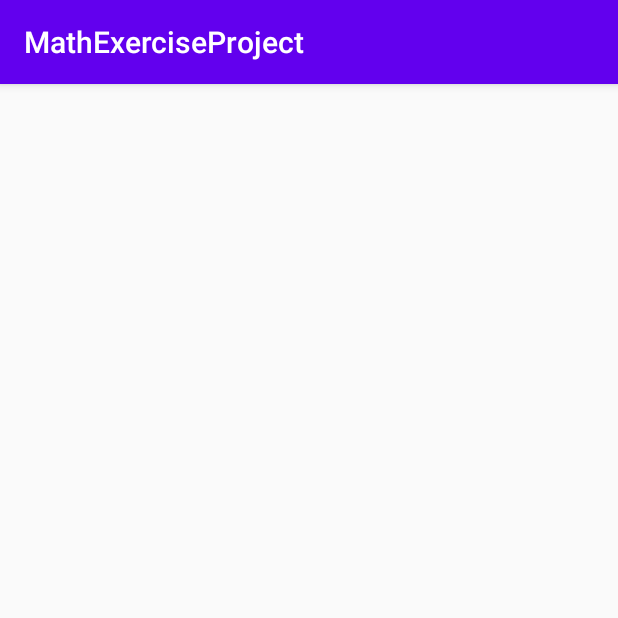
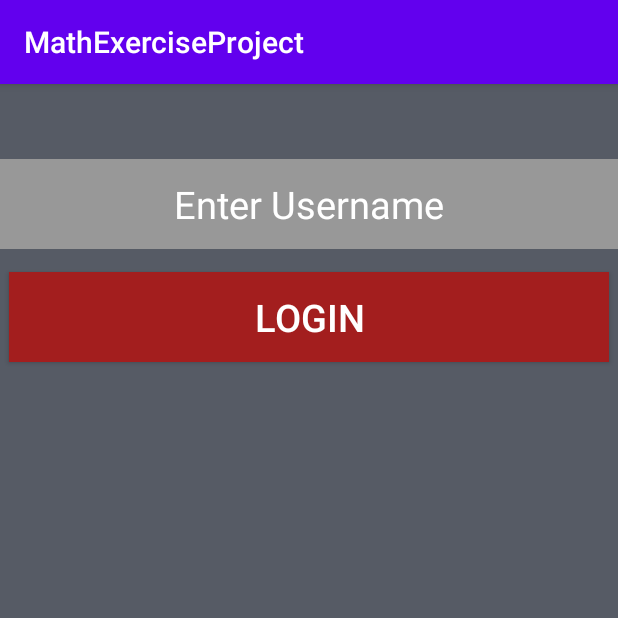
Before and after one commit to haghispin12/MathExerciseProjectMoshe, an Android app: the screen it shows after launch (LoginActivity), on a phone screen of 412 x 824 dp, the top half of it. Run offline under Robolectric (Android 15) with nearby library versions, the phone set to English and light mode, and no system bars.

Commit message:
Version 1.0.4
Changelog:
* Fixed issue with build
* Added fully functioning Login Screen (LoginActivity)
* Added not-fully functioning Rate

```diff
--- a/app/src/main/java/com/example/mathexerciseproject/LoginActivity.java
+++ b/app/src/main/java/com/example/mathexerciseproject/LoginActivity.java
@@ -1,15 +1,41 @@
 package com.example.mathexerciseproject;
 
 
+import android.content.Intent;
 import android.os.Bundle;
+import android.view.View;
+import android.widget.Button;
+import android.widget.EditText;
 
 import androidx.appcompat.app.AppCompatActivity;
 
 public class LoginActivity extends AppCompatActivity {
+    private EditText etUsername;
+    private Button btnLogin;
 
     @Override
     protected void onCreate(Bundle savedInstanceState) {
         super.onCreate(savedInstanceState);
-        setContentView(R.layout.activity_login2);
+        setContentView(R.layout.activity_login);
+        initViews();
+        onClickListener();
     }
+
+    public void initViews(){
+        etUsername = findViewById(R.id.etUsername);
+        btnLogin = findViewById(R.id.btnLogin);
+    }
+
+    public void onClickListener(){
+        btnLogin.setOnClickListener(new View.OnClickListener() {
+            @Override
+            public void onClick(View view) {
+                Intent intent = new Intent(LoginActivity.this, MainActivity.class);
+                intent.putExtra("user", etUsername.getText().toString());
+                startActivity(intent);
+
+            }
+        });
+    }
+
 }
--- /dev/null
+++ b/app/src/main/res/layout/activity_login.xml
@@ -0,0 +1,41 @@
+<?xml version="1.0" encoding="utf-8"?>
+<LinearLayout
+    android:background="#565B65"
+    xmlns:android="http://schemas.android.com/apk/res/android"
+    xmlns:tools="http://schemas.android.com/tools"
+    android:layout_width="match_parent"
+    android:layout_height="match_parent"
+    tools:context=".LoginActivity"
+    android:orientation="vertical"
+    >
+    <LinearLayout
+        android:layout_width="match_parent"
+        android:layout_height="wrap_content"
+        android:layout_gravity="center"
+        android:orientation="vertical"
+
+        />
+        <EditText
+            android:id="@+id/etUsername"
+            android:layout_marginTop="50dp"
+            android:layout_width="match_parent"
+            android:layout_height="60dp"
+            android:background="#989898"
+            android:hint="Enter Username"
+            android:textAlignment="center"
+            android:textSize="25dp"
+            android:textColorHint="#FFFFFF"
+            android:gravity="center"
+            />
+        <Button
+            android:id="@+id/btnLogin"
+            android:layout_gravity="center"
+            android:layout_marginTop="15sp"
+            android:layout_width="400dp"
+            android:layout_height="60dp"
+            android:text="Login"
+            android:textSize="25dp"
+            android:textColor="@color/white"
+            android:background="#A31E1E"
+            />
+    </LinearLayout>
```
Also changed, not shown: app/src/main/java/com/example/mathexerciseproject/MainActivity.java (+8 -0 lines), app/src/main/res/layout/activity_main.xml (+9 -3 lines), app/src/main/res/layout/fragment_first.xml (deleted, +0 -28 lines), app/src/main/res/layout/fragment_second.xml (deleted, +0 -27 lines).
